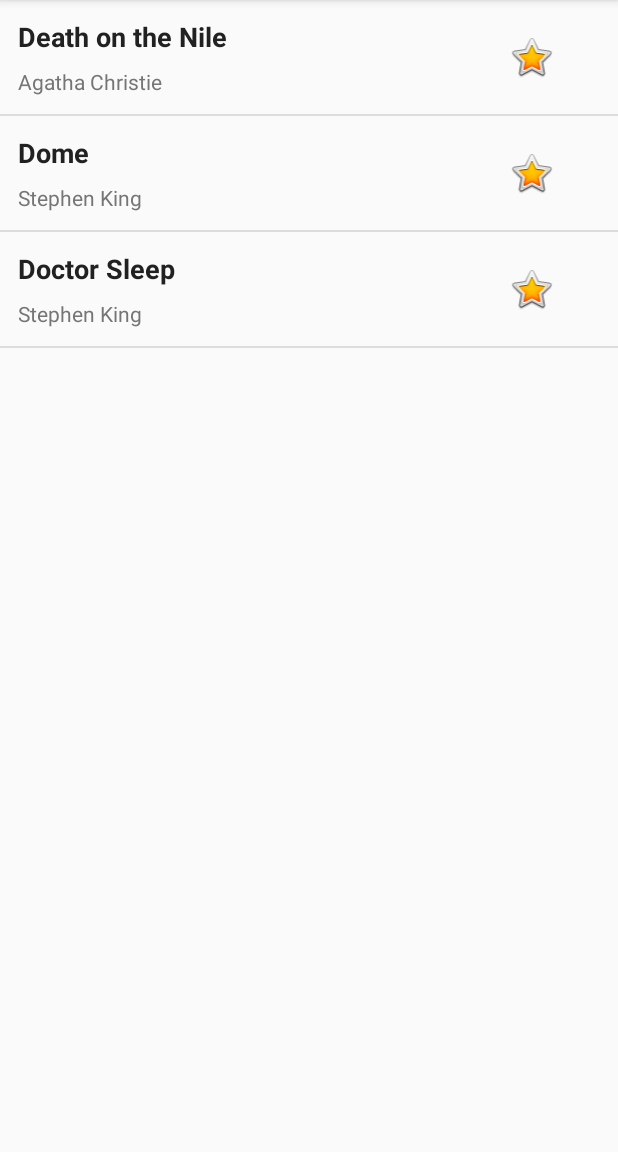
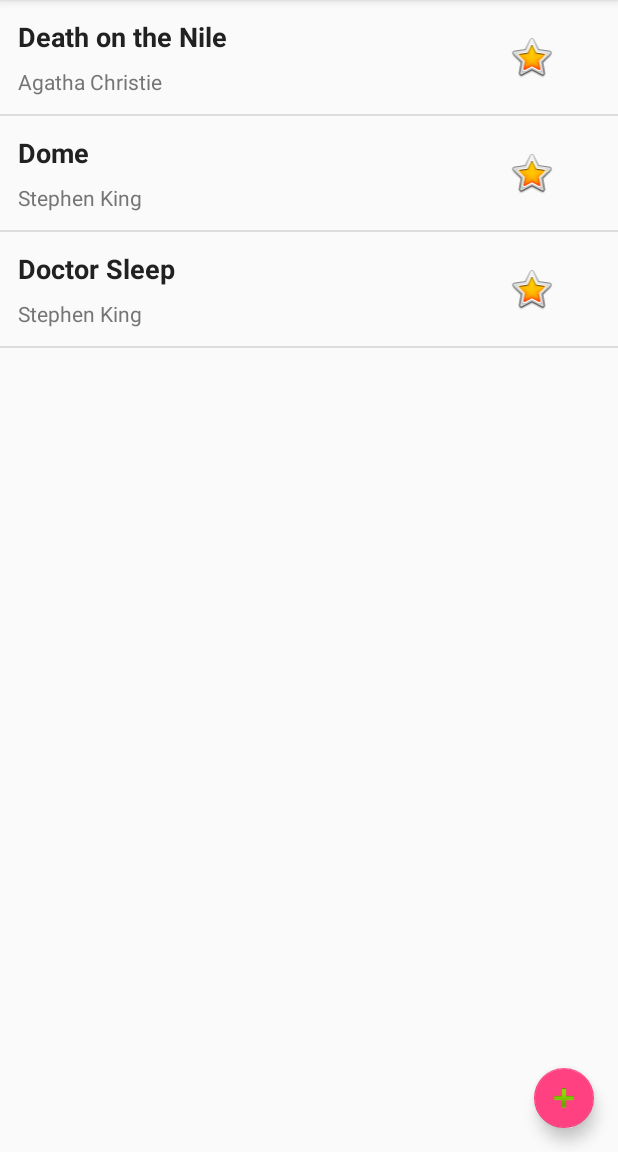
Before and after one commit to allambin/myratedlibrary, an Android app: the screen it shows after launch (MainActivity), on a phone screen of 412 x 824 dp, the part 84-1236 px from its top. Run offline under Robolectric (Android 15) with nearby library versions, the phone set to English and light mode, and no system bars.

Commit message:
add a fab that directs to a - dummy - form to add a book

```diff
--- a/app/build.gradle
+++ b/app/build.gradle
@@ -26,4 +26,5 @@ dependencies {
     })
     compile 'com.android.support:appcompat-v7:24.2.1'
     testCompile 'junit:junit:4.12'
+    compile 'com.android.support:design:25.1.0'
 }
--- a/app/src/main/AndroidManifest.xml
+++ b/app/src/main/AndroidManifest.xml
@@ -15,6 +15,7 @@
                 <category android:name="android.intent.category.LAUNCHER" />
             </intent-filter>
         </activity>
+        <activity android:name=".BookEditorActivity"></activity>
     </application>
 
 </manifest>
--- a/app/src/main/java/com/inextends/myratedlibrary/MainActivity.java
+++ b/app/src/main/java/com/inextends/myratedlibrary/MainActivity.java
@@ -1,7 +1,10 @@
 package com.inextends.myratedlibrary;
 
+import android.content.Intent;
+import android.support.design.widget.FloatingActionButton;
 import android.support.v7.app.AppCompatActivity;
 import android.os.Bundle;
+import android.view.View;
 import android.widget.ListView;
 
 import java.util.ArrayList;
@@ -22,5 +25,14 @@ public class MainActivity extends AppCompatActivity {
 
         ListView booksListView = (ListView) findViewById(R.id.list_books);
         booksListView.setAdapter(bookAdapter);
+
+        FloatingActionButton fab = (FloatingActionButton) findViewById(R.id.fab);
+        fab.setOnClickListener(new View.OnClickListener() {
+            @Override
+            public void onClick(View view) {
+                Intent intent = new Intent(MainActivity.this, BookEditorActivity.class);
+                startActivity(intent);
+            }
+        });
     }
 }
--- a/app/src/main/res/layout/books_list.xml
+++ b/app/src/main/res/layout/books_list.xml
@@ -1,6 +1,23 @@
 <?xml version="1.0" encoding="utf-8"?>
-<ListView xmlns:android="http://schemas.android.com/apk/res/android"
-    android:id="@+id/list_books"
-    android:orientation="vertical"
+<RelativeLayout xmlns:android="http://schemas.android.com/apk/res/android"
+    xmlns:app="http://schemas.android.com/apk/res-auto"
     android:layout_width="match_parent"
-    android:layout_height="match_parent"/>
+    android:layout_height="match_parent">
+
+    <ListView
+        android:id="@+id/list_books"
+        android:layout_width="match_parent"
+        android:layout_height="match_parent"
+        android:orientation="vertical"></ListView>
+
+    <android.support.design.widget.FloatingActionButton
+        android:layout_alignParentBottom="true"
+        android:layout_alignParentRight="true"
+        android:layout_margin="16dp"
+        android:layout_width="wrap_content"
+        android:layout_height="wrap_content"
+        android:clickable="true"
+        app:fabSize="mini"
+        app:srcCompat="@android:drawable/ic_input_add"
+        android:id="@+id/fab" />
+</RelativeLayout>
--- a/app/src/main/res/values/strings.xml
+++ b/app/src/main/res/values/strings.xml
@@ -1,3 +1,6 @@
 <resources>
     <string name="app_name">My Rated Library</string>
+    <string name="title">Title</string>
+    <string name="author">Author</string>
+    <string name="save">Save</string>
 </resources>
```
Also changed, not shown: app/src/main/java/com/inextends/myratedlibrary/BookEditorActivity.java (added, +13 -0 lines), app/src/main/res/layout/activity_book_editor.xml (added, +74 -0 lines).
